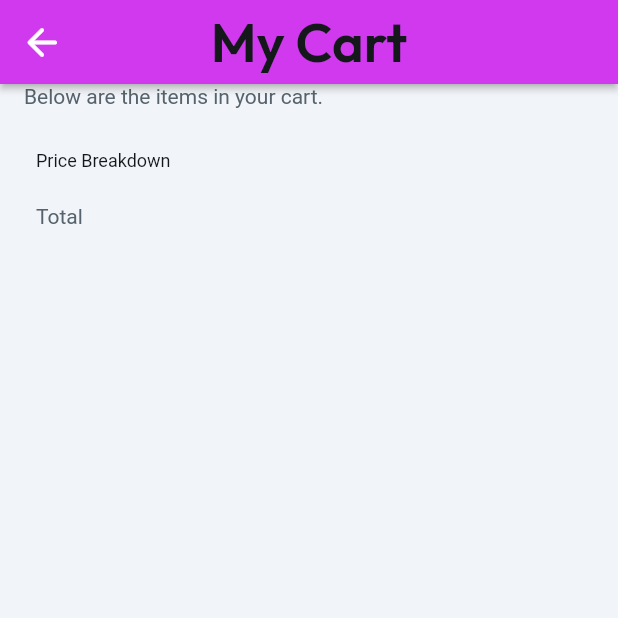
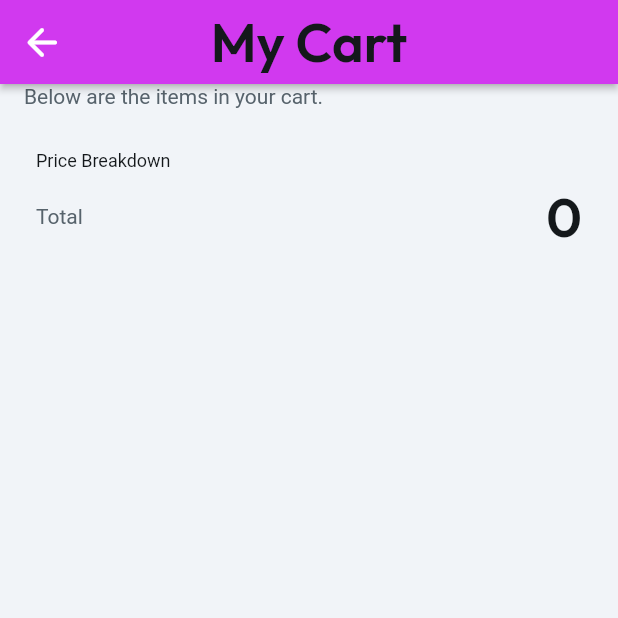
Before and after one commit to jvmml26/Cupcakez, a Flutter app: the CheckoutWidget screen opened by its route, on a phone screen of 412 x 824 dp, the top half of it. Run offline on Flutter 3.47's test engine with Material 2 defaults, Android fonts, the phone set to English and light mode, and no system bars; our stand-ins replace auto_size_text, cloud_firestore, cloud_functions, equatable, firebase_analytics, firebase_auth and 16 more; missing offline and left inert: algolia, json_path; accounts and stored records are empty; Roboto replaces fonts that are missing (Readex Pro).

Commit message:
Updating to latest FlutterFlow output.

```diff
--- a/lib/checkout/checkout_widget.dart
+++ b/lib/checkout/checkout_widget.dart
@@ -307,12 +307,15 @@ class _CheckoutWidgetState extends State<CheckoutWidget> {
                                   ],
                                 ),
                                 Text(
+                                  valueOrDefault<String>(
                                     formatNumber(
                                       functions
                                           .sum(FFAppState().cartTotal.toList()),
                                       formatType: FormatType.decimal,
                                       decimalType: DecimalType.commaDecimal,
                                       currency: '\$',
+                                    ),
+                                    '0',
                                   ),
                                   style:
                                       FlutterFlowTheme.of(context).displaySmall,
--- a/lib/home/home_widget.dart
+++ b/lib/home/home_widget.dart
@@ -252,7 +252,7 @@ class _HomeWidgetState extends State<HomeWidget> with TickerProviderStateMixin {
                                 child: const Icon(
                                   Icons.location_history,
                                   color: Color(0xFFE9EEF1),
-                                  size: 35.0,
+                                  size: 50.0,
                                 ),
                               ),
                             ),
@@ -270,7 +270,7 @@ class _HomeWidgetState extends State<HomeWidget> with TickerProviderStateMixin {
                               child: const Icon(
                                 Icons.shopping_bag_outlined,
                                 color: Color(0xFFEBF4FB),
-                                size: 35.0,
+                                size: 50.0,
                               ),
                             ),
                           ),
@@ -363,7 +363,7 @@ class _HomeWidgetState extends State<HomeWidget> with TickerProviderStateMixin {
                                 listViewCupcakeRecord.imageUrl,
                                 width: double.infinity,
                                 height: 260.0,
-                                fit: BoxFit.cover,
+                                fit: BoxFit.contain,
                               ),
                             ),
                             Stack(
```
Also changed, not shown: 1 other file. Lines whose indentation alone changed are shown as unchanged.
